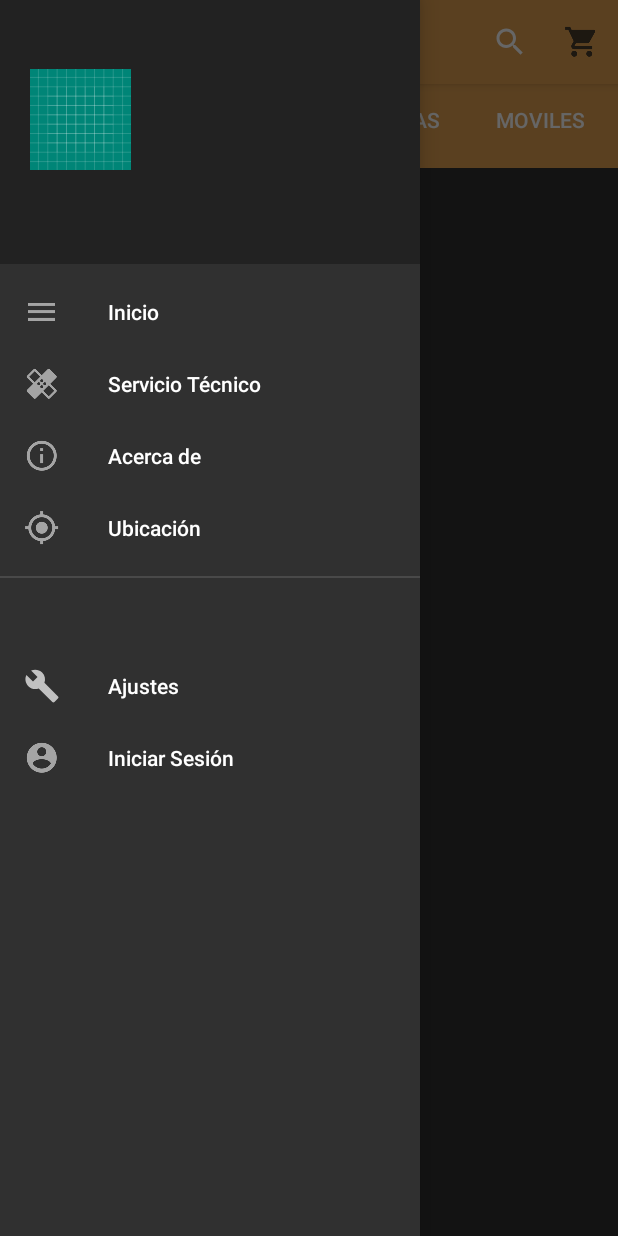
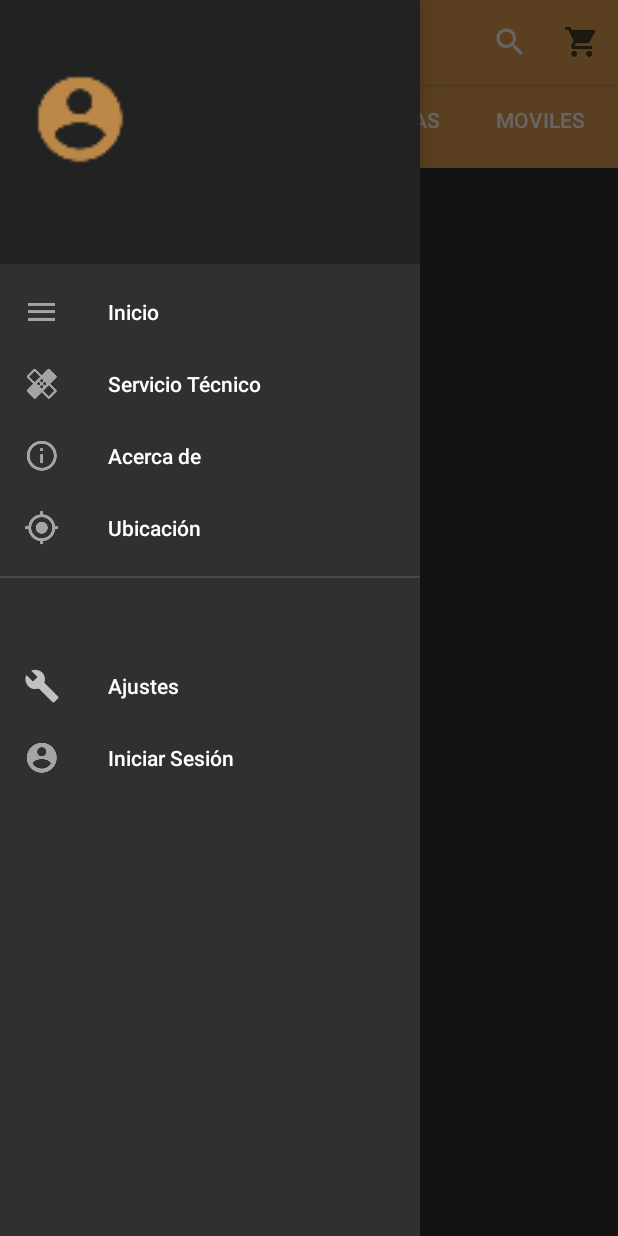
Before and after one commit to almibaren/AlmibarenAndroid, an Android app: the screen it shows after launch (MainActivity), with the side drawer open, on a phone screen of 412 x 824 dp. Run offline under Robolectric (Android 15) with nearby library versions, the phone set to English and light mode, and no system bars; our stand-ins replace Volley; network calls fail; pictures from the network do not load; 1 statement that could not run was skipped.

Commit message:
al iniciar sesion mantiene la sesion

```diff
--- a/app/src/main/AndroidManifest.xml
+++ b/app/src/main/AndroidManifest.xml
@@ -35,7 +35,7 @@
         <meta-data
             android:name="com.google.android.geo.API_KEY"
             android:value="@string/google_maps_key" />
-
+        <activity android:name=".RegistrarActivity"></activity>
         <activity
             android:name=".fragment.UbicacionTiendaFragment"
             android:label="@string/title_activity_ubicacion_tienda_fragment"></activity>
--- a/app/src/main/res/layout/nav_header_main.xml
+++ b/app/src/main/res/layout/nav_header_main.xml
@@ -15,7 +15,7 @@
 
     <ImageView
         android:id="@+id/imagenUsu"
-        android:src="@drawable/ic_launcher_background"
+        android:src="@drawable/ic_inic_sesion"
         android:layout_width="75dp"
         android:layout_height="75dp"
         android:paddingTop="@dimen/nav_header_vertical_spacing"/>
--- a/app/src/main/res/menu/activity_main_drawer.xml
+++ b/app/src/main/res/menu/activity_main_drawer.xml
@@ -1,4 +1,4 @@
-<?xml version="1.0" encoding="utf-8"?>
+  <?xml version="1.0" encoding="utf-8"?>
 <menu xmlns:android="http://schemas.android.com/apk/res/android"
     xmlns:tools="http://schemas.android.com/tools"
     tools:showIn="navigation_view">
```
Also changed, not shown: app/src/main/java/com/baren/almi/almibarenandroid/MainActivity.java (+16 -4 lines), app/src/main/java/com/baren/almi/almibarenandroid/Session.java (+6 -1 lines).
